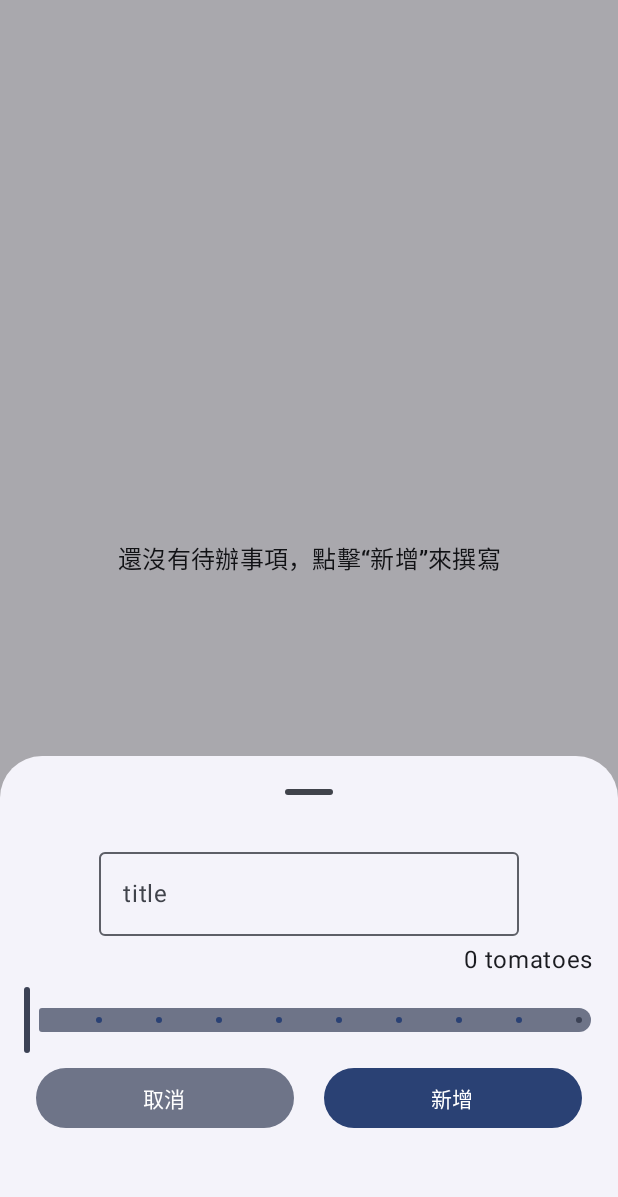
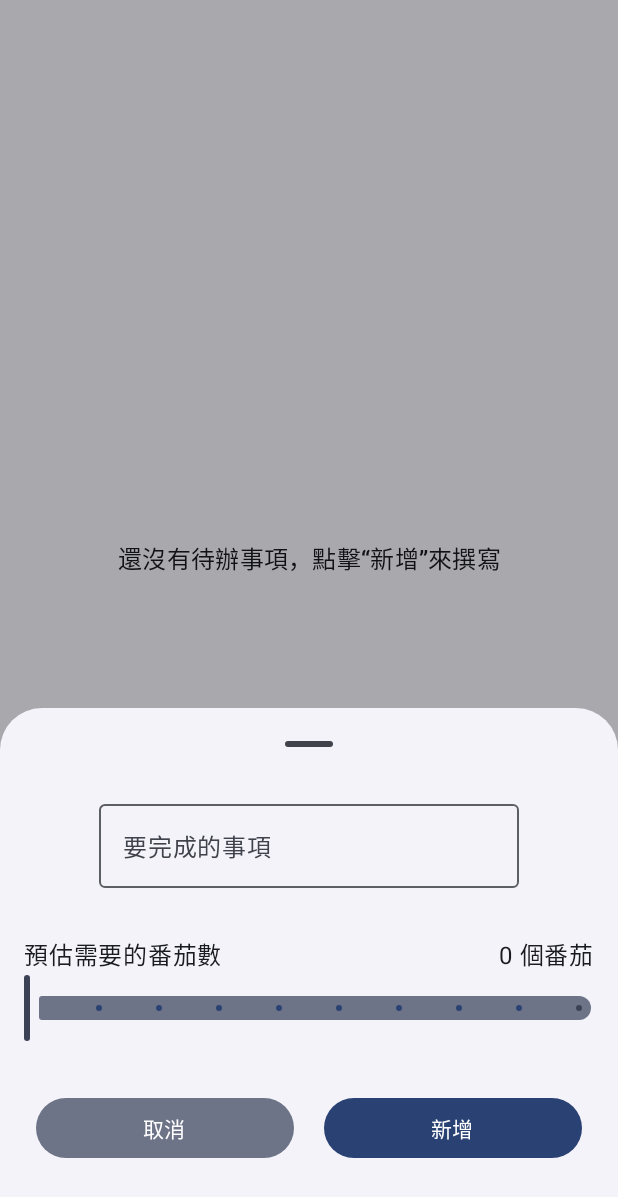
Before and after one commit to brianchou452/Tomatoes, an Android app built with Jetpack Compose: the TodoScreen screen opened through its navigation route, after a tap on "新增", on a phone screen of 412 x 824 dp. Shown: the top 1197 px of the screen. Run offline under Robolectric (Android 15) with nearby library versions, the phone set to English and light mode, and no system bars; our stand-ins replace Dagger/Hilt's generated code, Firebase (no records; nobody signed in at launch, a user with empty details on screens opened directly); 1 statement that could not run was skipped; 1 other tap on this screen came first.

Commit message:
refactor: 💡 調整新增 Todo 版面 & 用詞 - 調整番茄鐘時間為正確時間 - 修正 formatTime extension 時間計算錯誤的問題 - 調整版本號碼準備發布內部測試版本 - 將字串加入語言檔案

```diff
--- a/app/build.gradle.kts
+++ b/app/build.gradle.kts
@@ -15,8 +15,8 @@ android {
         applicationId = "cc.seaotter.tomatoes"
         minSdk = 26
         targetSdk = 34
-        versionCode = 2
-        versionName = "0.1.0"
+        versionCode = 4
+        versionName = "0.2.1"
 
         testInstrumentationRunner = "androidx.test.runner.AndroidJUnitRunner"
         vectorDrawables {
--- a/app/src/main/java/cc/seaotter/tomatoes/ext/LongExt.kt
+++ b/app/src/main/java/cc/seaotter/tomatoes/ext/LongExt.kt
@@ -8,7 +8,7 @@ fun Long.formatTime(): String {
         return "00:00"
     }
     val totalSeconds = this / 1000
-    val minutes = totalSeconds / 3600
+    val minutes = totalSeconds / 60
     val remainingSeconds = totalSeconds % 60
     return String.format(Locale.getDefault(), "%02d:%02d", minutes, remainingSeconds)
 }
--- a/app/src/main/java/cc/seaotter/tomatoes/ui/TomatoesViewModel.kt
+++ b/app/src/main/java/cc/seaotter/tomatoes/ui/TomatoesViewModel.kt
@@ -14,7 +14,7 @@ import kotlinx.coroutines.launch
 open class TomatoesViewModel(private val logService: LogService) : ViewModel() {
     fun launchCatching(snackbar: Boolean = true, block: suspend CoroutineScope.() -> Unit) =
         viewModelScope.launch(
-            CoroutineExceptionHandler { context, throwable ->
+            CoroutineExceptionHandler { _, throwable ->
                 if (snackbar) {
                     SnackbarManager.showMessage(throwable.toSnackbarMessage())
                 }
--- a/app/src/main/java/cc/seaotter/tomatoes/ui/todo/TodoScreen.kt
+++ b/app/src/main/java/cc/seaotter/tomatoes/ui/todo/TodoScreen.kt
@@ -15,6 +15,7 @@ import androidx.compose.foundation.layout.imeAnimationSource
 import androidx.compose.foundation.layout.imePadding
 import androidx.compose.foundation.layout.padding
 import androidx.compose.foundation.layout.safeDrawing
+import androidx.compose.foundation.layout.systemBarsPadding
 import androidx.compose.foundation.lazy.LazyColumn
 import androidx.compose.foundation.lazy.items
 import androidx.compose.material.icons.Icons
@@ -64,7 +65,9 @@ fun TodoScreen(
 ) {
 
     val todos = viewModel.todos.collectAsStateWithLifecycle(emptyList())
-    val sheetState = rememberModalBottomSheetState()
+    val sheetState = rememberModalBottomSheetState(
+        skipPartiallyExpanded = true
+    )
     val scope = rememberCoroutineScope()
     var showBottomSheet by remember { mutableStateOf(false) }
 
@@ -81,7 +84,9 @@ fun TodoScreen(
             ExtendedFloatingActionButton(
                 onClick = {
                     showBottomSheet = true
-                    scope.launch { sheetState.expand() }
+                    scope.launch {
+                        sheetState.expand()
+                    }
                 },
                 icon = { Icon(Icons.Filled.Edit, "Extended floating action button.") },
                 text = { Text(text = stringResource(id = R.string.new_todo_button)) },
@@ -178,19 +183,21 @@ fun AddTodoForm(
     Column(
         modifier = Modifier.padding(16.dp),
         horizontalAlignment = Alignment.CenterHorizontally,
-        verticalArrangement = Arrangement.spacedBy(4.dp, Alignment.Top)
+        verticalArrangement = Arrangement.spacedBy(32.dp, Alignment.Top)
     ) {
         OutlinedTextField(
             singleLine = true,
             value = todo.value.title,
             onValueChange = { todo.value = todo.value.copy(title = it) },
-            placeholder = { Text("title") },
+            placeholder = { Text(stringResource(R.string.tf_todo_title)) },
             modifier = Modifier.focusRequester(focusRequester),
         )
 
+        Column {
             Row {
+                Text(text = stringResource(R.string.label_how_many_number_of_tomato))
                 Spacer(modifier = Modifier.weight(1f))
-            Text(text = todo.value.numOfTomatoes.toString() + " tomatoes")
+                Text(text = todo.value.numOfTomatoes.toString() + stringResource(R.string.label_tomato_with_unit))
             }
             Slider(
                 value = todo.value.numOfTomatoes.toFloat(),
@@ -203,6 +210,7 @@ fun AddTodoForm(
                 steps = 8,
                 valueRange = 1f..10f
             )
+        }
 
         // TODO: 新增類別選擇 Chips
 
@@ -235,7 +243,7 @@ fun AddTodoForm(
             }
         }
         Spacer(
-            modifier = Modifier.padding(24.dp)
+            modifier = Modifier.systemBarsPadding()
         )
 
         LaunchedEffect(Unit) {
--- a/app/src/main/res/values/strings.xml
+++ b/app/src/main/res/values/strings.xml
@@ -26,4 +26,7 @@
     <string name="btn_continue_fighting">繼續努力</string>
     <string name="label_no_items">還沒有待辦事項，點擊“新增”來撰寫</string>
     <string name="btn_add_todo">新增</string>
+    <string name="tf_todo_title">要完成的事項</string>
+    <string name="label_tomato_with_unit">" 個番茄"</string>
+    <string name="label_how_many_number_of_tomato">預估需要的番茄數</string>
 </resources>
```
Also changed, not shown: app/src/main/java/cc/seaotter/tomatoes/ui/countdown/CountDownViewModel.kt (+6 -3 lines), app/src/main/java/cc/seaotter/tomatoes/ui/todo/TodoViewModel.kt (+6 -1 lines). Lines whose indentation alone changed are shown as unchanged.
